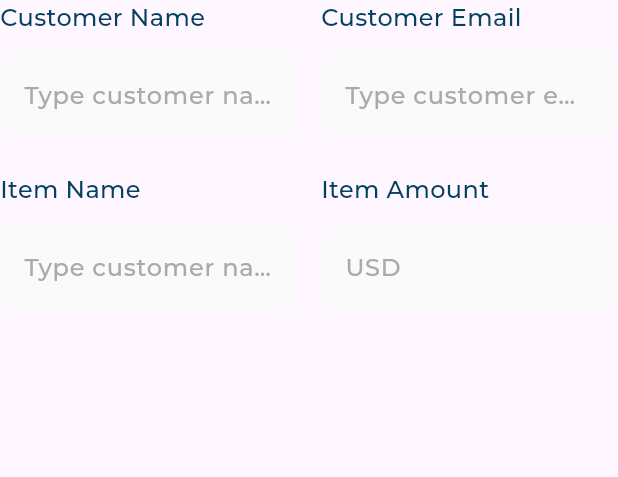
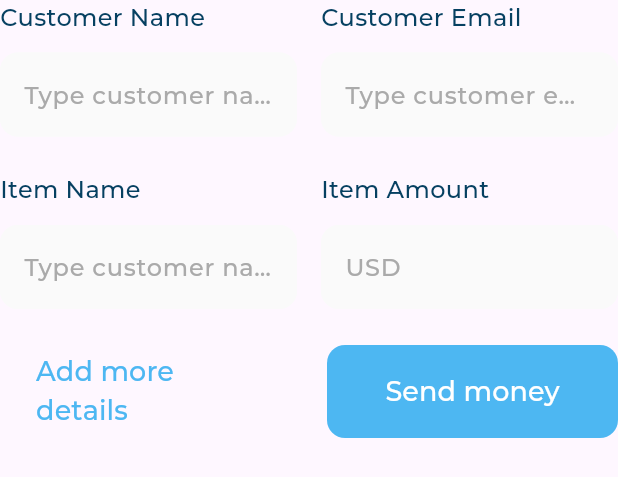
Before and after one commit to peterelia22/responsive_dashboard, a Flutter app: the QuickInvoiceForm widget shown alone on an empty page, opened directly, on a phone screen of 412 x 824 dp. Shown: the top 477 px of the screen. Run offline on Flutter 3.47's test engine with Material 3 defaults, Android fonts, the phone set to English and light mode, and no system bars; our stand-ins replace flutter_svg; project files that could hold a hidden picture were left out.

Commit message:
edit buttons

```diff
--- a/lib/widgets/custom_button.dart
+++ b/lib/widgets/custom_button.dart
@@ -1,10 +1,26 @@
 import 'package:flutter/material.dart';
+import 'package:responsive_dashboard/utils/app_styles.dart';
 
 class CustomButton extends StatelessWidget {
-  const CustomButton({super.key});
-
+  const CustomButton(
+      {super.key, this.backgroundColor, this.textColor, required this.text});
+  final Color? backgroundColor, textColor;
+  final String text;
   @override
   Widget build(BuildContext context) {
-    return const Placeholder();
+    return SizedBox(
+      height: 62,
+      child: ElevatedButton(
+          style: ElevatedButton.styleFrom(
+              shape: RoundedRectangleBorder(
+                  borderRadius: BorderRadiusDirectional.circular(12)),
+              elevation: 0,
+              backgroundColor: backgroundColor ?? const Color(0xff4DB7F2)),
+          onPressed: () {},
+          child: Text(
+            text,
+            style: AppStyles.semiBold18.copyWith(color: textColor),
+          )),
+    );
   }
 }
--- a/lib/widgets/quick_invoice_form.dart
+++ b/lib/widgets/quick_invoice_form.dart
@@ -1,4 +1,5 @@
 import 'package:flutter/material.dart';
+import 'package:responsive_dashboard/widgets/custom_button.dart';
 import 'package:responsive_dashboard/widgets/tittle_text_field.dart';
 
 class QuickInvoiceForm extends StatelessWidget {
@@ -39,6 +40,28 @@ class QuickInvoiceForm extends StatelessWidget {
               child: TittleTextField(tittle: 'Item Amount', hint: 'USD'),
             ),
           ],
+        ),
+        SizedBox(
+          height: 24,
+        ),
+        Row(
+          children: [
+            Expanded(
+              child: CustomButton(
+                text: 'Add more details',
+                backgroundColor: Colors.transparent,
+                textColor: Color(0xff4DB7F2),
+              ),
+            ),
+            SizedBox(
+              width: 24,
+            ),
+            Expanded(
+              child: CustomButton(
+                text: 'Send money',
+              ),
+            ),
+          ],
         )
       ],
     );
```
